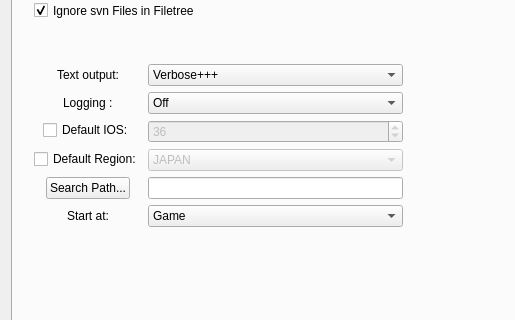
Old version of the form mainwindow.ui in the repository giantpune/qtwitgui; both pictures show x 0 to 515 and y 117 to 437 of the 757 by 560 pixel window.
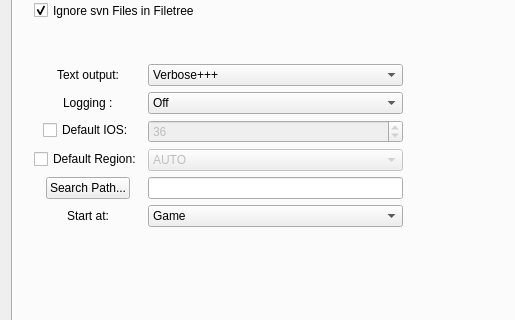
New version of the form.

Commit message: * don't merge stdout and stderr * read stderr separately and cache it all to be read at once * if wit exits with an error, throw up a error message with the cached stderr text otherwise clear the cached string

Diff of the .ui file:
```diff
--- a/mainwindow.ui
+++ b/mainwindow.ui
@@ -652,6 +652,11 @@
            <property name="enabled">
             <bool>false</bool>
            </property>
+           <item>
+            <property name="text">
+             <string>AUTO</string>
+            </property>
+           </item>
            <item>
             <property name="text">
              <string>JAPAN</string>
```
The commit also changes 2 other files.
